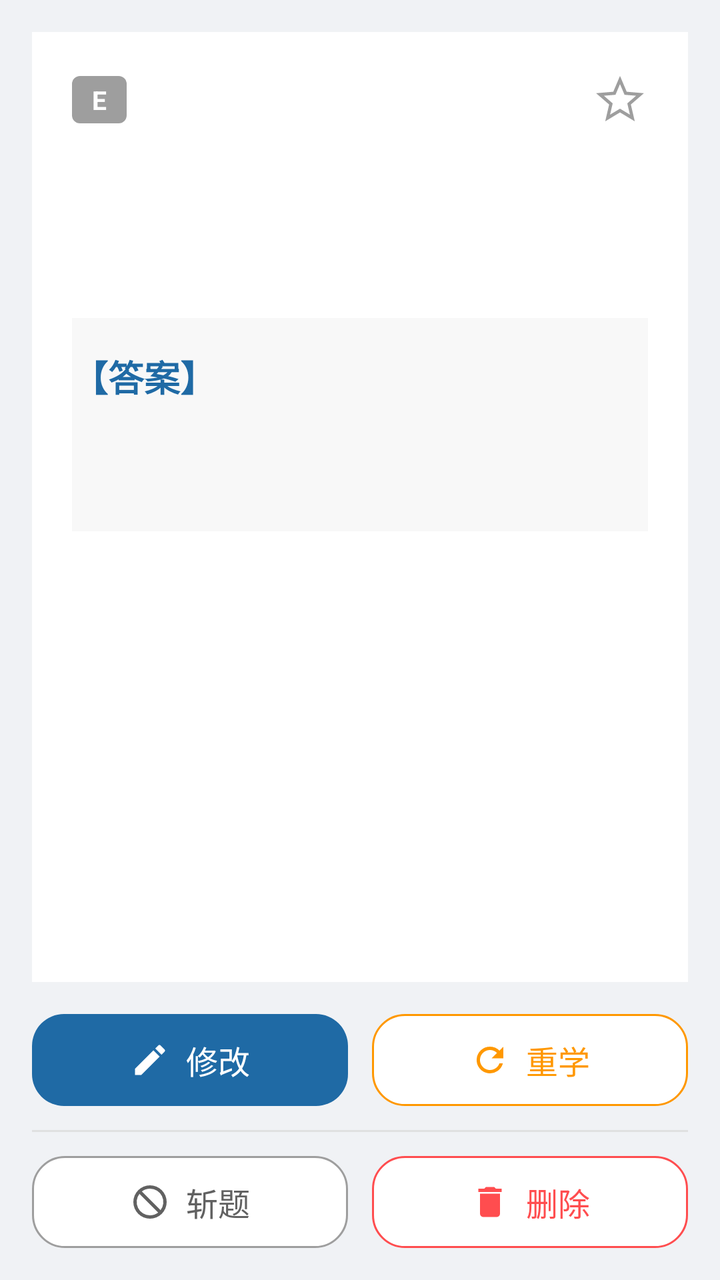
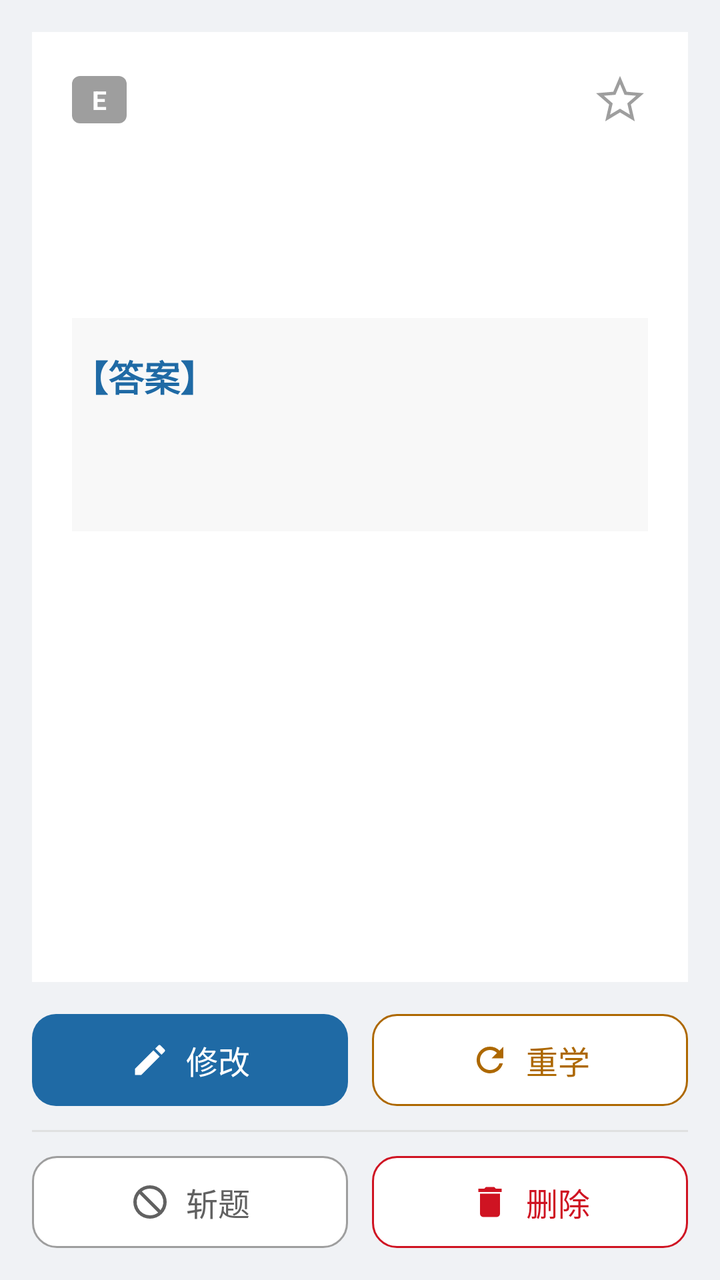

Compare the two renders of this Android layout. The source of the first and the diff that turns it into the second are given below.
<!-- AndroidManifest.xml: application theme Theme.Demo -->
<!-- res/layout/activity_question_detail.xml -->
<?xml version="1.0" encoding="utf-8"?>
<LinearLayout
    xmlns:android="http://schemas.android.com/apk/res/android"
    xmlns:app="http://schemas.android.com/apk/res-auto"
    android:layout_width="match_parent"
    android:layout_height="match_parent"
    android:orientation="vertical"
    android:background="@color/page_bg"
    android:padding="16dp">

    <androidx.core.widget.NestedScrollView
        android:layout_width="match_parent"
        android:layout_height="0dp"
        android:layout_weight="1"
        android:background="@android:color/white"
        android:padding="20dp">

        <LinearLayout
            android:layout_width="match_parent"
            android:layout_height="wrap_content"
            android:orientation="vertical">

            
            <LinearLayout
                android:layout_width="match_parent"
                android:layout_height="wrap_content"
                android:orientation="horizontal"
                android:gravity="center_vertical"
                android:layout_marginBottom="12dp">

                <TextView
                    android:id="@+id/tv_level_badge"
                    android:layout_width="wrap_content"
                    android:layout_height="wrap_content"
                    android:background="@drawable/bg_level_badge"
                    android:paddingHorizontal="10dp"
                    android:paddingVertical="3dp"
                    android:textColor="@android:color/white"
                    android:textSize="13sp"
                    android:textStyle="bold"
                    android:text="E" />

                <TextView
                    android:id="@+id/tv_excluded_badge"
                    android:layout_width="wrap_content"
                    android:layout_height="wrap_content"
                    android:layout_marginStart="8dp"
                    android:background="@drawable/bg_level_badge"
                    android:paddingHorizontal="10dp"
                    android:paddingVertical="3dp"
                    android:textColor="@android:color/white"
                    android:textSize="13sp"
                    android:textStyle="bold"
                    android:text="已斩"
                    android:visibility="gone" />

                <View
                    android:layout_width="0dp"
                    android:layout_height="1dp"
                    android:layout_weight="1" />

                <ImageView
                    android:id="@+id/btn_favorite"
                    android:layout_width="28dp"
                    android:layout_height="28dp"
                    android:padding="2dp"
                    android:foreground="?attr/selectableItemBackground"
                    android:clickable="true"
                    android:focusable="true"
                    android:src="@drawable/ic_star_outline"
                    android:contentDescription="收藏" />
            </LinearLayout>

            <LinearLayout
                android:id="@+id/encounter_block"
                android:layout_width="match_parent"
                android:layout_height="wrap_content"
                android:orientation="vertical"
                android:layout_marginBottom="15dp"
                android:visibility="gone">

                <TextView
                    android:id="@+id/tv_enc_id"
                    android:layout_width="wrap_content"
                    android:layout_height="wrap_content"
                    android:textColor="@color/detail_text_secondary"
                    android:textSize="12sp"
                    android:singleLine="true"
                    android:clickable="true"
                    android:focusable="true"
                    android:foreground="?attr/selectableItemBackground"
                    android:contentDescription="复制本题ID" />

                <TextView
                    android:id="@+id/tv_enc_count"
                    android:layout_width="wrap_content"
                    android:layout_height="wrap_content"
                    android:layout_marginTop="4dp"
                    android:textColor="@color/detail_text_secondary"
                    android:textSize="12sp"
                    android:singleLine="true" />

                <TextView
                    android:id="@+id/tv_enc_time"
                    android:layout_width="wrap_content"
                    android:layout_height="wrap_content"
                    android:layout_marginTop="4dp"
                    android:textColor="@color/detail_text_secondary"
                    android:textSize="12sp"
                    android:singleLine="true" />
            </LinearLayout>

            <TextView
                android:id="@+id/tv_question"
                android:layout_width="match_parent"
                android:layout_height="wrap_content"
                android:textSize="20sp"
                android:textColor="@color/detail_text_primary"
                android:lineSpacingExtra="8dp" />

            <HorizontalScrollView
                android:layout_width="match_parent"
                android:layout_height="wrap_content"
                android:layout_marginTop="16dp">
                <LinearLayout
                    android:id="@+id/review_image_layout"
                    android:layout_width="wrap_content"
                    android:layout_height="wrap_content"
                    android:orientation="horizontal"
                    android:padding="8dp" />
            </HorizontalScrollView>

            <LinearLayout
                android:id="@+id/answer_layout"
                android:layout_width="match_parent"
                android:layout_height="wrap_content"
                android:orientation="vertical"
                android:layout_marginTop="24dp"
                android:paddingTop="16dp"
                android:background="#f8f8f8">

                <TextView
                    android:layout_width="wrap_content"
                    android:layout_height="wrap_content"
                    android:text="【答案】"
                    android:textSize="18sp"
                    android:textStyle="bold"
                    android:textColor="#1f6aa5" />

                <TextView
                    android:id="@+id/tv_answer"
                    android:layout_width="match_parent"
                    android:layout_height="wrap_content"
                    android:textSize="18sp"
                    android:textColor="@color/detail_text_primary"
                    android:layout_marginTop="8dp" />

                <HorizontalScrollView
                    android:layout_width="match_parent"
                    android:layout_height="wrap_content"
                    android:layout_marginTop="16dp">
                    <LinearLayout
                        android:id="@+id/answer_image_layout"
                        android:layout_width="wrap_content"
                        android:layout_height="wrap_content"
                        android:orientation="horizontal"
                        android:padding="8dp" />
                </HorizontalScrollView>

            </LinearLayout>

        </LinearLayout>

    </androidx.core.widget.NestedScrollView>

    
    <LinearLayout
        android:id="@+id/action_group"
        android:layout_width="match_parent"
        android:layout_height="wrap_content"
        android:orientation="vertical"
        android:layout_marginTop="16dp">

        
        <LinearLayout
            android:layout_width="match_parent"
            android:layout_height="wrap_content"
            android:orientation="horizontal">

            <LinearLayout
                android:id="@+id/btn_edit"
                android:layout_width="0dp"
                android:layout_weight="1"
                android:layout_height="46dp"
                android:orientation="horizontal"
                android:gravity="center"
                android:background="@drawable/bg_detail_primary"
                android:foreground="?attr/selectableItemBackground"
                android:clickable="true"
                android:focusable="true">

                <ImageView
                    android:layout_width="20dp"
                    android:layout_height="20dp"
                    android:layout_marginEnd="8dp"
                    android:src="@drawable/ic_detail_edit"
                    android:contentDescription="修改" />

                <TextView
                    android:layout_width="wrap_content"
                    android:layout_height="wrap_content"
                    android:text="修改"
                    android:textColor="@android:color/white"
                    android:textSize="16sp" />
            </LinearLayout>

            <LinearLayout
                android:id="@+id/btn_restudy"
                android:layout_width="0dp"
                android:layout_weight="1"
                android:layout_height="46dp"
                android:layout_marginStart="12dp"
                android:orientation="horizontal"
                android:gravity="center"
                android:background="@drawable/bg_detail_outline_warn"
                android:foreground="?attr/selectableItemBackground"
                android:clickable="true"
                android:focusable="true">

                <ImageView
                    android:layout_width="20dp"
                    android:layout_height="20dp"
                    android:layout_marginEnd="8dp"
                    android:src="@drawable/ic_detail_restudy"
                    android:contentDescription="重学" />

                <TextView
                    android:layout_width="wrap_content"
                    android:layout_height="wrap_content"
                    android:text="重学"
                    android:textColor="@color/detail_warn"
                    android:textSize="16sp" />
            </LinearLayout>
        </LinearLayout>

        
        <View
            android:layout_width="match_parent"
            android:layout_height="1dp"
            android:background="@color/detail_divider"
            android:layout_marginTop="12dp"
            android:layout_marginBottom="12dp" />

        
        <LinearLayout
            android:layout_width="match_parent"
            android:layout_height="wrap_content"
            android:orientation="horizontal">

            <LinearLayout
                android:id="@+id/btn_exclude"
                android:layout_width="0dp"
                android:layout_weight="1"
                android:layout_height="46dp"
                android:orientation="horizontal"
                android:gravity="center"
                android:background="@drawable/bg_detail_outline_gray"
                android:foreground="?attr/selectableItemBackground"
                android:clickable="true"
                android:focusable="true">

                <ImageView
                    android:id="@+id/btn_exclude_icon"
                    android:layout_width="20dp"
                    android:layout_height="20dp"
                    android:layout_marginEnd="8dp"
                    android:src="@drawable/ic_detail_exclude"
                    android:contentDescription="斩题" />

                <TextView
                    android:id="@+id/btn_exclude_text"
                    android:layout_width="wrap_content"
                    android:layout_height="wrap_content"
                    android:text="斩题"
                    android:textColor="@color/detail_text_secondary"
                    android:textSize="16sp" />
            </LinearLayout>

            <LinearLayout
                android:id="@+id/btn_delete"
                android:layout_width="0dp"
                android:layout_weight="1"
                android:layout_height="46dp"
                android:layout_marginStart="12dp"
                android:orientation="horizontal"
                android:gravity="center"
                android:background="@drawable/bg_detail_outline_danger"
                android:foreground="?attr/selectableItemBackground"
                android:clickable="true"
                android:focusable="true">

                <ImageView
                    android:layout_width="20dp"
                    android:layout_height="20dp"
                    android:layout_marginEnd="8dp"
                    android:src="@drawable/ic_detail_delete"
                    android:contentDescription="删除" />

                <TextView
                    android:layout_width="wrap_content"
                    android:layout_height="wrap_content"
                    android:text="删除"
                    android:textColor="@color/detail_danger"
                    android:textSize="16sp" />
            </LinearLayout>
        </LinearLayout>

    </LinearLayout>

</LinearLayout>
<!-- resources referenced by this layout -->
<resources>
  <color name="detail_danger">#FF4D4F</color>
  <color name="detail_divider">#E0E0E0</color>
  <color name="detail_text_primary">#333333</color>
  <color name="detail_text_secondary">#616161</color>
  <color name="detail_warn">#FF9800</color>
  <color name="page_bg">#F0F2F5</color>
  <!-- drawable bg_detail_outline_danger (drawable) -->
  <?xml version="1.0" encoding="utf-8"?>
  <shape xmlns:android="http://schemas.android.com/apk/res/android"
      android:shape="rectangle">
      <corners android:radius="16dp" />
      <solid android:color="#FFFFFF" />
      <stroke android:width="1dp" android:color="@color/detail_danger" />
  </shape>
  <!-- drawable bg_detail_outline_gray (drawable) -->
  <?xml version="1.0" encoding="utf-8"?>
  <shape xmlns:android="http://schemas.android.com/apk/res/android"
      android:shape="rectangle">
      <corners android:radius="16dp" />
      <solid android:color="#FFFFFF" />
      <stroke android:width="1dp" android:color="@color/detail_secondary_stroke" />
  </shape>
  <!-- drawable bg_detail_outline_warn (drawable) -->
  <?xml version="1.0" encoding="utf-8"?>
  <shape xmlns:android="http://schemas.android.com/apk/res/android"
      android:shape="rectangle">
      <corners android:radius="16dp" />
      <solid android:color="#FFFFFF" />
      <stroke android:width="1dp" android:color="@color/detail_warn" />
  </shape>
  <!-- drawable bg_detail_primary (drawable) -->
  <?xml version="1.0" encoding="utf-8"?>
  <shape xmlns:android="http://schemas.android.com/apk/res/android"
      android:shape="rectangle">
      <corners android:radius="16dp" />
      <solid android:color="@color/detail_primary" />
  </shape>
  <!-- drawable bg_level_badge (drawable) -->
  <?xml version="1.0" encoding="utf-8"?>
  <shape xmlns:android="http://schemas.android.com/apk/res/android"
      android:shape="rectangle">
      <corners android:radius="4dp"/>
      <solid android:color="#9e9e9e"/>
  </shape>
  <!-- drawable ic_detail_delete (drawable) -->
  <?xml version="1.0" encoding="utf-8"?>
  <vector xmlns:android="http://schemas.android.com/apk/res/android"
      android:width="24dp"
      android:height="24dp"
      android:viewportWidth="24"
      android:viewportHeight="24"
      android:tint="@color/detail_danger">
      <path
          android:fillColor="#FFFFFF"
          android:pathData="M6,19a2,2 0,0 0,2 2h8a2,2 0,0 0,2 -2V7H6zM19,4h-3.5l-1,-1h-5l-1,1H5v2h14z" />
  </vector>
  <!-- drawable ic_detail_restudy (drawable) -->
  <?xml version="1.0" encoding="utf-8"?>
  <vector xmlns:android="http://schemas.android.com/apk/res/android"
      android:width="24dp"
      android:height="24dp"
      android:viewportWidth="24"
      android:viewportHeight="24"
      android:tint="@color/detail_warn">
      <path
          android:fillColor="#FFFFFF"
          android:pathData="M17.65,6.35A7.95,7.95 0,0 0,12 4a8,8 0,1 0,7.73,10h-2.08A6,6 0,1 1,12 6c1.66,0 3.14,0.69 4.22,1.78L13,11h7V4l-2.35,2.35z" />
  </vector>
  <style name="Theme.Demo" parent="Base.Theme.Demo" />
  <color name="detail_secondary_stroke">#9E9E9E</color>
  <color name="detail_primary">#1F6AA5</color>
  <color name="white">#FFFFFFFF</color>
  <style name="Base.Theme.Demo" parent="Theme.Material3.DayNight.NoActionBar">
          
          <item name="android:statusBarColor">@color/home_bg</item>
          <item name="android:windowLightStatusBar">true</item>
          <item name="android:navigationBarColor">@color/home_bg</item>
          <item name="android:windowLightNavigationBar" tools:targetApi="o_mr1">true</item>
          <item name="android:enforceNavigationBarContrast" tools:targetApi="q">false</item>
      </style>
  <color name="home_bg">@color/page_bg</color>
  <!-- unchanged entries left out for length: 3 -->
</resources>

<!-- the commit's change to res/layout/activity_question_detail.xml (unified diff, before → after) -->
@@ -238,7 +238,7 @@
                     android:layout_width="wrap_content"
                     android:layout_height="wrap_content"
                     android:text="重学"
-                    android:textColor="@color/detail_warn"
+                    android:textColor="@color/state_warn_text"
                     android:textSize="16sp" />
             </LinearLayout>
         </LinearLayout>
@@ -310,7 +310,7 @@
                     android:layout_width="wrap_content"
                     android:layout_height="wrap_content"
                     android:text="删除"
-                    android:textColor="@color/detail_danger"
+                    android:textColor="@color/state_danger_text"
                     android:textSize="16sp" />
             </LinearLayout>
         </LinearLayout>
<!-- resource entries referenced after the edit -->
@@ -1,24 +1,24 @@
 <!-- resources referenced by this layout -->
 <resources>
-  <color name="detail_danger">#FF4D4F</color>
   <color name="detail_divider">#E0E0E0</color>
   <color name="detail_text_primary">#333333</color>
   <color name="detail_text_secondary">#616161</color>
-  <color name="detail_warn">#FF9800</color>
   <color name="page_bg">#F0F2F5</color>
+  <color name="state_danger_text">#CF1322</color>
+  <color name="state_warn_text">#AD6800</color>
   <!-- drawable bg_detail_outline_danger (drawable) -->
   <?xml version="1.0" encoding="utf-8"?>
   <shape xmlns:android="http://schemas.android.com/apk/res/android"
       android:shape="rectangle">
-      <corners android:radius="16dp" />
+      <corners android:radius="@dimen/corner_control" />
       <solid android:color="#FFFFFF" />
-      <stroke android:width="1dp" android:color="@color/detail_danger" />
+      <stroke android:width="1dp" android:color="@color/state_danger_text" />
   </shape>
   <!-- drawable bg_detail_outline_gray (drawable) -->
   <?xml version="1.0" encoding="utf-8"?>
   <shape xmlns:android="http://schemas.android.com/apk/res/android"
       android:shape="rectangle">
-      <corners android:radius="16dp" />
+      <corners android:radius="@dimen/corner_control" />
       <solid android:color="#FFFFFF" />
       <stroke android:width="1dp" android:color="@color/detail_secondary_stroke" />
   </shape>
@@ -26,15 +26,15 @@
   <?xml version="1.0" encoding="utf-8"?>
   <shape xmlns:android="http://schemas.android.com/apk/res/android"
       android:shape="rectangle">
-      <corners android:radius="16dp" />
+      <corners android:radius="@dimen/corner_control" />
       <solid android:color="#FFFFFF" />
-      <stroke android:width="1dp" android:color="@color/detail_warn" />
+      <stroke android:width="1dp" android:color="@color/state_warn_text" />
   </shape>
   <!-- drawable bg_detail_primary (drawable) -->
   <?xml version="1.0" encoding="utf-8"?>
   <shape xmlns:android="http://schemas.android.com/apk/res/android"
       android:shape="rectangle">
-      <corners android:radius="16dp" />
+      <corners android:radius="@dimen/corner_control" />
       <solid android:color="@color/detail_primary" />
   </shape>
   <!-- drawable bg_level_badge (drawable) -->
@@ -51,7 +51,7 @@
       android:height="24dp"
       android:viewportWidth="24"
       android:viewportHeight="24"
-      android:tint="@color/detail_danger">
+      android:tint="@color/state_danger_text">
       <path
           android:fillColor="#FFFFFF"
           android:pathData="M6,19a2,2 0,0 0,2 2h8a2,2 0,0 0,2 -2V7H6zM19,4h-3.5l-1,-1h-5l-1,1H5v2h14z" />
@@ -63,12 +63,13 @@
       android:height="24dp"
       android:viewportWidth="24"
       android:viewportHeight="24"
-      android:tint="@color/detail_warn">
+      android:tint="@color/state_warn_text">
       <path
           android:fillColor="#FFFFFF"
           android:pathData="M17.65,6.35A7.95,7.95 0,0 0,12 4a8,8 0,1 0,7.73,10h-2.08A6,6 0,1 1,12 6c1.66,0 3.14,0.69 4.22,1.78L13,11h7V4l-2.35,2.35z" />
   </vector>
   <style name="Theme.Demo" parent="Base.Theme.Demo" />
+  <dimen name="corner_control">12dp</dimen>
   <color name="detail_secondary_stroke">#9E9E9E</color>
   <color name="detail_primary">#1F6AA5</color>
   <color name="white">#FFFFFFFF</color>
